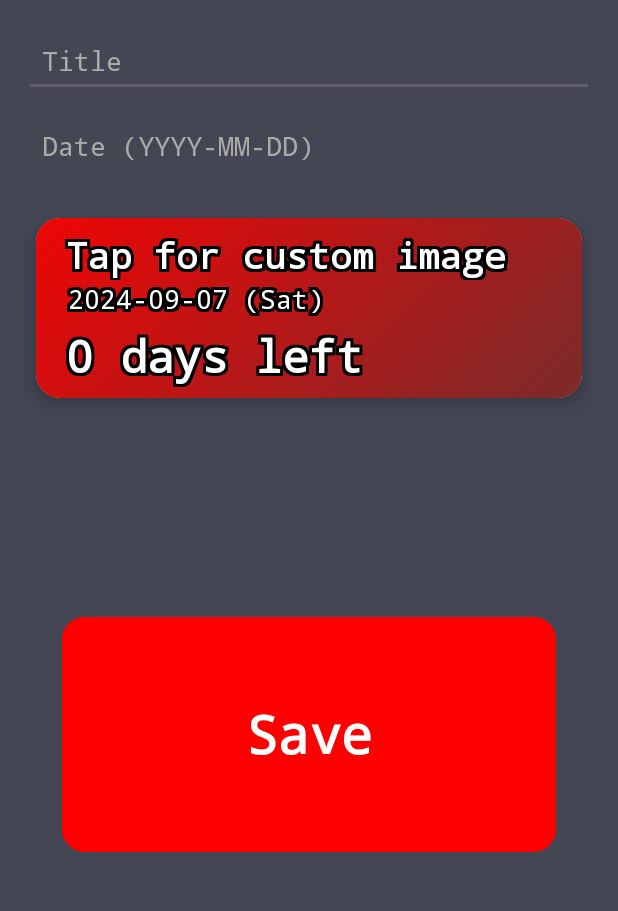
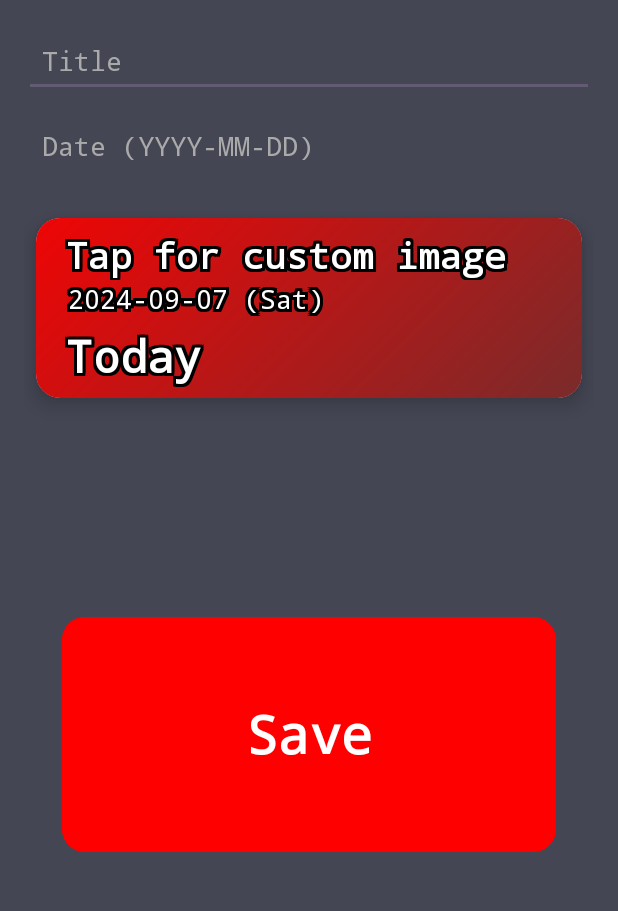
Before and after one commit to v4lpt/ETW, an Android app: the AddEventActivity screen opened directly, with no data from a screen before it, on a phone screen of 412 x 824 dp, the part 214-1125 px from its top. Run offline under Robolectric (Android 15) with nearby library versions, the phone set to English and light mode, and no system bars.

Commit message:
1 days left ==> 1 day left, -5 days left ==> 5 days ago

```diff
--- a/app/src/main/java/v4lpt/vpt/f036/esw/PreviewEventAdapter.java
+++ b/app/src/main/java/v4lpt/vpt/f036/esw/PreviewEventAdapter.java
@@ -48,8 +48,15 @@ public class PreviewEventAdapter extends RecyclerView.Adapter<PreviewEventAdapte
         if (previewEvent != null) {
             holder.titleTextView.setText(previewEvent.getTitle());
             long daysLeft = previewEvent.getDaysLeft();
-            holder.daysLeftTextView.setText(daysLeft + " days left");
-
+            String daysText;
+            if (daysLeft < 0) {
+                daysText = Math.abs(daysLeft) + (Math.abs(daysLeft) == 1 ? " day ago" : " days ago");
+            } else if (daysLeft == 0) {
+                daysText = "Today";
+            } else {
+                daysText = daysLeft + (daysLeft == 1 ? " day left" : " days left");
+            }
+            holder.daysLeftTextView.setText(daysText);
             String formattedDate = previewEvent.getDate().format(dateFormatter);
             holder.dateTextView.setText(formattedDate);
 
```
Also changed, not shown: app/src/main/java/v4lpt/vpt/f036/esw/EventAdapter.java (+9 -2 lines).
